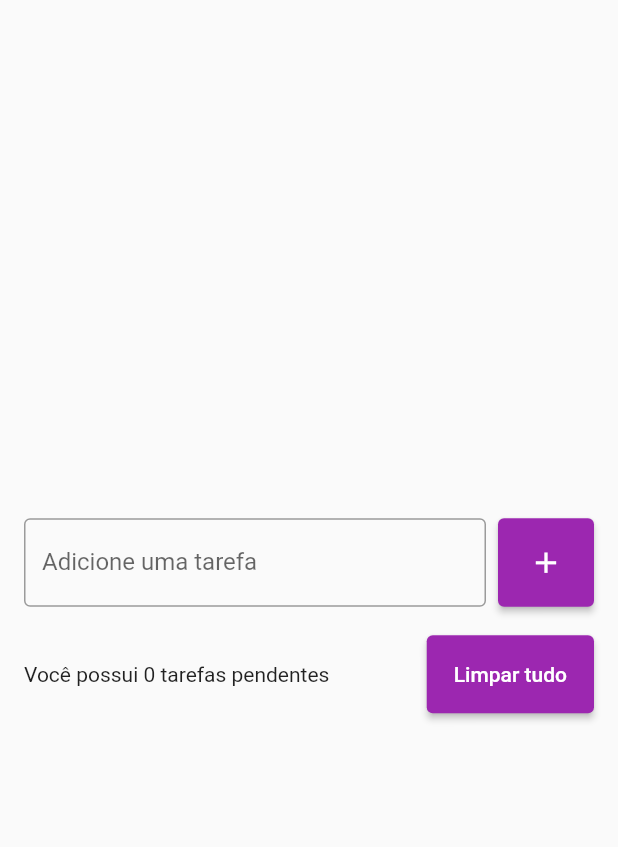
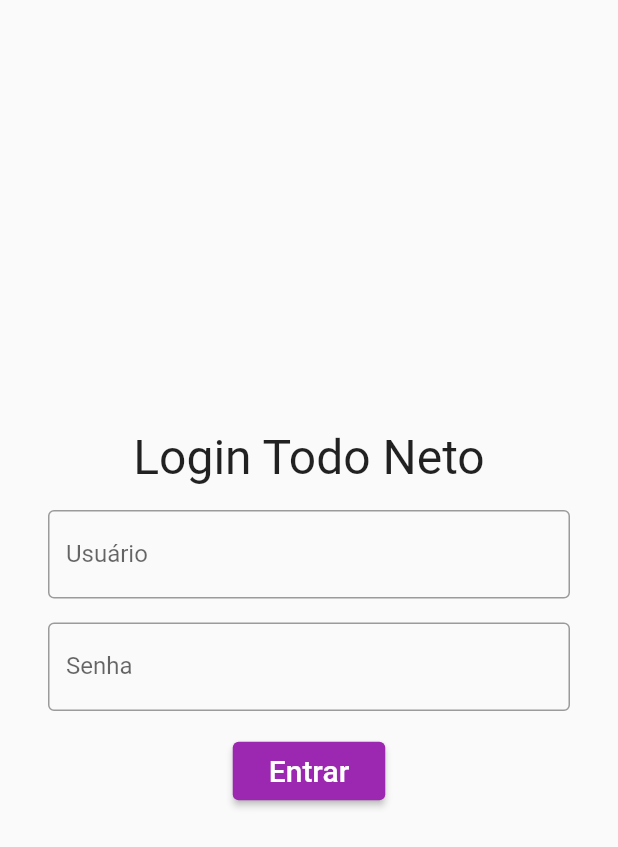
Before and after one commit to Neto002/todo-list-flutter, a Flutter app: the screen it shows after launch, on a phone screen of 412 x 824 dp. Shown: the top 847 px of the screen. Run offline on Flutter 3.47's test engine with Material 2 defaults, Android fonts, the phone set to English and light mode, and no system bars; our stand-ins replace flutter_slidable.

Commit message:
tela de login

```diff
--- a/lib/main.dart
+++ b/lib/main.dart
@@ -1,5 +1,5 @@
 import 'package:flutter/material.dart';
-import 'package:todo_list/pages/todo_list_page.dart';
+import 'package:todo_list/pages/login_page.dart';
 
 void main() {
   runApp(const MyApp());
@@ -13,7 +13,7 @@ class MyApp extends StatelessWidget {
     return const MaterialApp(
       color: Colors.purple,
       debugShowCheckedModeBanner: false,
-      home: TodoListPage(),
+      home: LoginPage(),
     );
   }
 }
--- /dev/null
+++ b/lib/pages/login_page.dart
@@ -0,0 +1,108 @@
+import 'package:flutter/material.dart';
+import 'package:todo_list/pages/todo_list_page.dart';
+
+class LoginPage extends StatefulWidget {
+  const LoginPage({super.key});
+
+  @override
+  State<LoginPage> createState() => _LoginPageState();
+}
+
+class _LoginPageState extends State<LoginPage> {
+  final TextEditingController usuarioController = TextEditingController();
+
+  final TextEditingController senhaController = TextEditingController();
+
+  @override
+  Widget build(BuildContext context) {
+    return SafeArea(
+      child: Scaffold(
+        body: Center(
+          child: Padding(
+            padding: const EdgeInsets.all(32),
+            child: Column(
+              mainAxisSize: MainAxisSize.min,
+              children: [
+                const Text(
+                  "Login Todo Neto",
+                  style: TextStyle(
+                    fontSize: 32,
+                  ),
+                ),
+                Padding(
+                    padding: const EdgeInsets.only(top: 16),
+                    child: TextField(
+                      controller: usuarioController,
+                      decoration: const InputDecoration(
+                        border: OutlineInputBorder(),
+                        labelText: "Usuário",
+                      ),
+                    )),
+                Padding(
+                  padding: const EdgeInsets.symmetric(vertical: 16),
+                  child: TextField(
+                    controller: senhaController,
+                    decoration: const InputDecoration(
+                      border: OutlineInputBorder(),
+                      labelText: "Senha",
+                    ),
+                    obscureText: true,
+                    enableSuggestions: false,
+                    autocorrect: false,
+                  ),
+                ),
+                ElevatedButton(
+                  onPressed: () {
+                    onLogin(usuarioController.text, senhaController.text);
+                  },
+                  style: ElevatedButton.styleFrom(
+                    backgroundColor: Colors.purple,
+                  ),
+                  child: const Padding(
+                    padding: EdgeInsets.all(8),
+                    child: Text(
+                      "Entrar",
+                      style: TextStyle(
+                        fontSize: 20,
+                      ),
+                    ),
+                  ),
+                )
+              ],
+            ),
+          ),
+        ),
+      ),
+    );
+  }
+
+  void onLogin(String usuario, String senha) {
+    if (usuario == "Neto" && senha == "123") {
+      Navigator.push(
+        context,
+        MaterialPageRoute(builder: (context) => const TodoListPage()),
+      );
+    } else {
+      showDialog(
+        context: context,
+        builder: (context) => AlertDialog(
+          title: const Text("Login Inválido"),
+          content: const Text("Usuário e/ou Senha incorreto(s)"),
+          actions: [
+            TextButton(
+              onPressed: () {
+                Navigator.of(context).pop();
+              },
+              child: const Text(
+                "OK",
+                style: TextStyle(
+                  color: Colors.purple,
+                ),
+              ),
+            ),
+          ],
+        ),
+      );
+    }
+  }
+}
--- a/pubspec.yaml
+++ b/pubspec.yaml
@@ -37,6 +37,7 @@ dependencies:
   # Use with the CupertinoIcons class for iOS style icons.
   cupertino_icons: ^1.0.2
   intl:
+  hash: ^1.0.4
 
 dev_dependencies:
   flutter_test:
```
Also changed, not shown: pubspec.lock.
